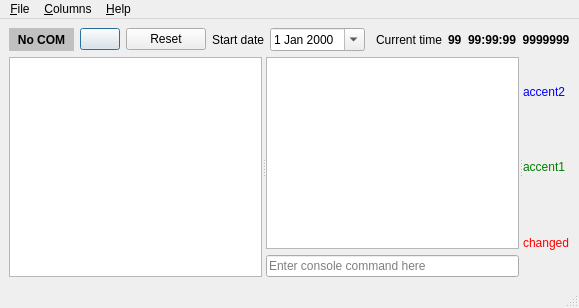
The window that MeshConsole/MeshConsole.ui (Kreyl/armlet) describes before a commit, drawn with Qt 5.
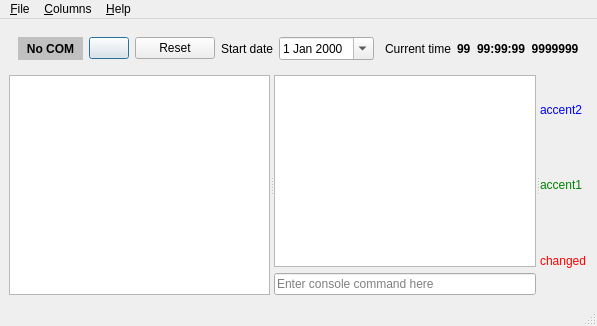
The same window after the commit. Icons and pictures are not drawn. Custom widgets are drawn as their Qt base class.

Diff of the .ui file:
```diff
--- a/MeshConsole/MeshConsole.ui
+++ b/MeshConsole/MeshConsole.ui
@@ -12,6 +12,7 @@
   <widget class="QWidget" name="mainWidget">
    <layout class="QVBoxLayout" name="mainLayout">
     <item>
+     <widget class="QWidget" name="controlWidget" native="true">
      <layout class="QHBoxLayout" name="controlLayout">
       <item>
        <widget class="PortLabel" name="portLabel">
@@ -128,6 +129,7 @@
        </widget>
       </item>
      </layout>
+     </widget>
     </item>
     <item>
      <widget class="QSplitter" name="splitter">
```
Left out of the diff: 2 changed lines with no effect on the pictures. Lines whose indentation alone changed are shown as unchanged.
